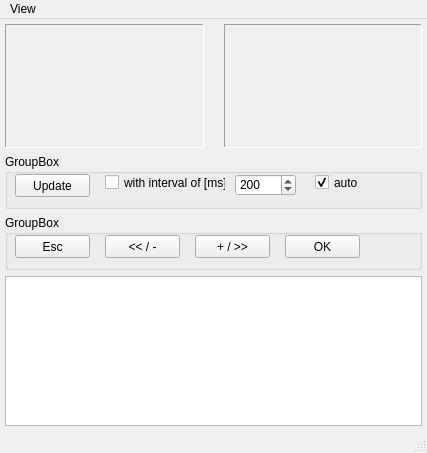
zpq001/emgui, file examples/QMenuSim/mainwindow.ui: the form before one commit.
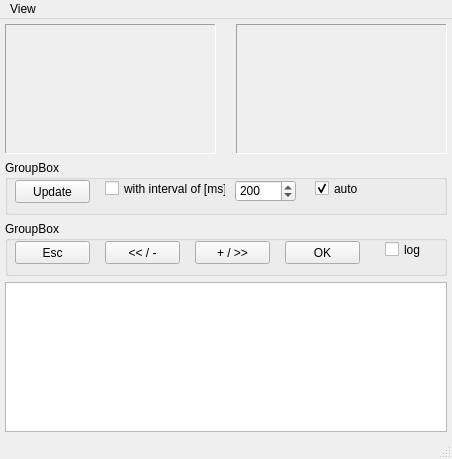
The form after the commit. Custom widgets are drawn as their Qt base class.

Patch:
```diff
--- a/examples/QMenuSim/mainwindow.ui
+++ b/examples/QMenuSim/mainwindow.ui
@@ -6,8 +6,8 @@
    <rect>
     <x>0</x>
     <y>0</y>
-    <width>427</width>
-    <height>453</height>
+    <width>452</width>
+    <height>459</height>
    </rect>
   </property>
   <property name="sizePolicy">
@@ -116,6 +116,9 @@
       <property name="title">
        <string>GroupBox</string>
       </property>
+      <property name="checkable">
+       <bool>false</bool>
+      </property>
       <widget class="QPushButton" name="updateButton">
        <property name="geometry">
         <rect>
@@ -134,6 +137,9 @@
        <property name="text">
         <string>Update</string>
        </property>
+       <property name="checkable">
+        <bool>false</bool>
+       </property>
       </widget>
       <widget class="QCheckBox" name="updateCheckBox">
        <property name="geometry">
@@ -266,6 +272,19 @@
         <string>OK</string>
        </property>
       </widget>
+      <widget class="QCheckBox" name="checkBox_logEnable">
+       <property name="geometry">
+        <rect>
+         <x>380</x>
+         <y>20</y>
+         <width>41</width>
+         <height>17</height>
+        </rect>
+       </property>
+       <property name="text">
+        <string>log</string>
+       </property>
+      </widget>
      </widget>
     </item>
     <item>
@@ -306,7 +325,7 @@
     <rect>
      <x>0</x>
      <y>0</y>
-     <width>427</width>
+     <width>452</width>
      <height>20</height>
     </rect>
    </property>
```
